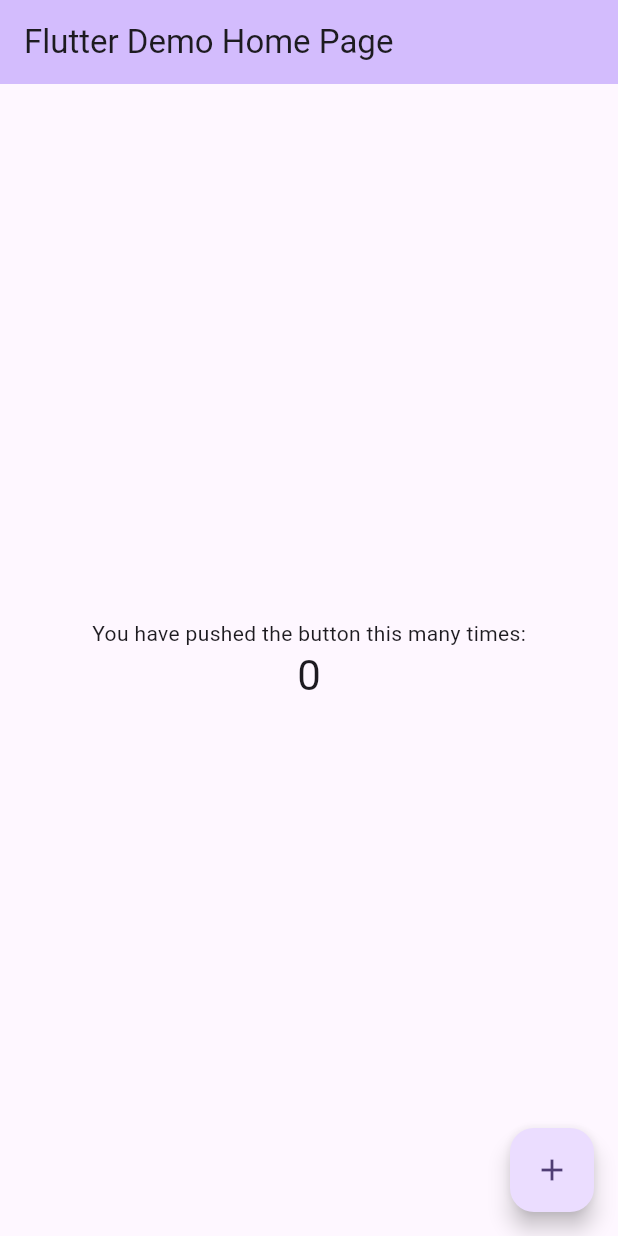
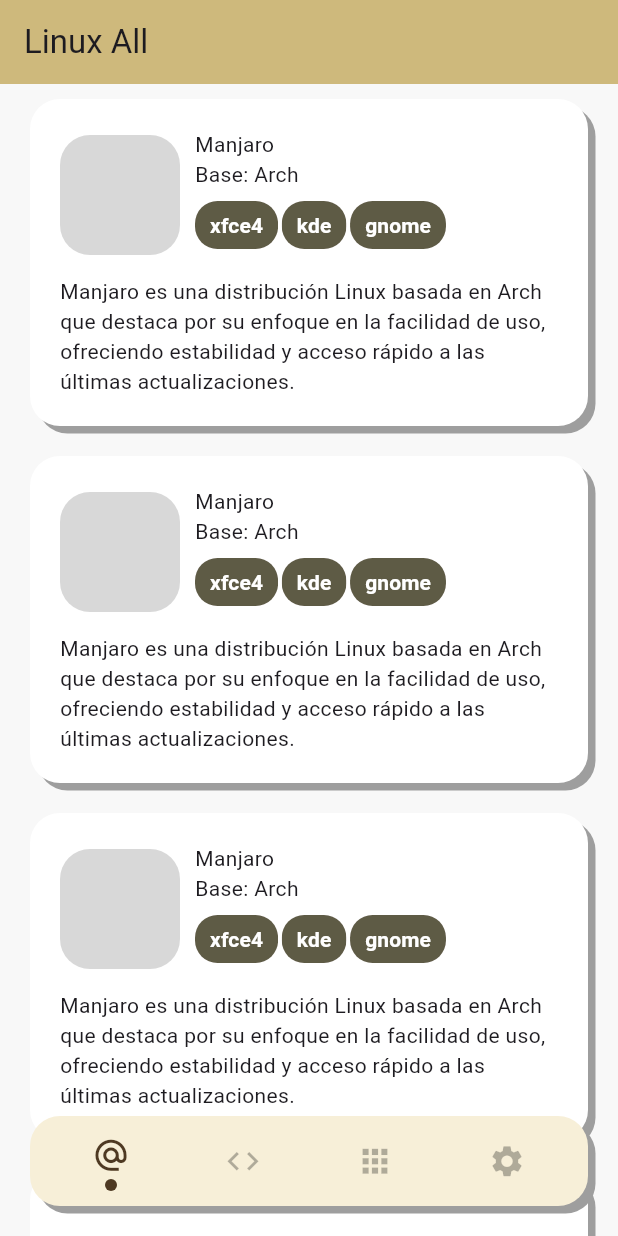
Before and after one commit to leider14/all-linux, a Flutter app: the screen it shows after launch, on a phone screen of 412 x 824 dp. Run offline on Flutter 3.47's test engine with Material 3 defaults, Android fonts, the phone set to English and light mode, and no system bars.

Commit message:
Card distro

```diff
--- /dev/null
+++ b/lib/home.dart
@@ -0,0 +1,40 @@
+
+
+import 'package:bloglinux/widgets/my_bottom_navigation_bar.dart';
+import 'package:bloglinux/widgets/my_card_distro_horizontal.dart';
+import 'package:flutter/material.dart';
+
+class MyHomePage extends StatefulWidget {
+  const MyHomePage({super.key});
+
+  @override
+  State<MyHomePage> createState() => _MyHomePageState();
+}
+
+class _MyHomePageState extends State<MyHomePage> {
+  @override
+  Widget build(BuildContext context) {
+    return Scaffold(
+      appBar: AppBar(
+        title: const Text("Linux All"),
+        backgroundColor: Color.fromARGB(255, 206, 185, 124)
+      ),
+      bottomNavigationBar:MyBottomNavigationBar(),
+      backgroundColor: const Color(0xffF8F8F8),
+      body: SingleChildScrollView(
+        child: Column(
+          children: [
+            MyCardHorizontal(),
+            MyCardHorizontal(),
+            MyCardHorizontal(),
+            MyCardHorizontal(),
+            MyCardHorizontal(),
+            MyCardHorizontal(),
+            MyCardHorizontal(),
+            MyCardHorizontal(),
+          ],
+        ),
+      ),
+    );
+  }
+}
--- a/lib/main.dart
+++ b/lib/main.dart
@@ -1,3 +1,4 @@
+import 'package:bloglinux/home.dart';
 import 'package:flutter/material.dart';
 
 void main() {
@@ -6,120 +7,15 @@ void main() {
 
 class MyApp extends StatelessWidget {
   const MyApp({super.key});
-
-  // This widget is the root of your application.
   @override
   Widget build(BuildContext context) {
     return MaterialApp(
-      title: 'Flutter Demo',
+      title: 'Linux All',
       theme: ThemeData(
-        // This is the theme of your application.
-        //
-        // TRY THIS: Try running your application with "flutter run". You'll see
-        // the application has a purple toolbar. Then, without quitting the app,
-        // try changing the seedColor in the colorScheme below to Colors.green
-        // and then invoke "hot reload" (save your changes or press the "hot
-        // reload" button in a Flutter-supported IDE, or press "r" if you used
-        // the command line to start the app).
-        //
-        // Notice that the counter didn't reset back to zero; the application
-        // state is not lost during the reload. To reset the state, use hot
-        // restart instead.
-        //
-        // This works for code too, not just values: Most code changes can be
-        // tested with just a hot reload.
         colorScheme: ColorScheme.fromSeed(seedColor: Colors.deepPurple),
         useMaterial3: true,
       ),
-      home: const MyHomePage(title: 'Flutter Demo Home Page'),
+      home: const MyHomePage(),
     );
   }
 }
-
-class MyHomePage extends StatefulWidget {
-  const MyHomePage({super.key, required this.title});
-
-  // This widget is the home page of your application. It is stateful, meaning
-  // that it has a State object (defined below) that contains fields that affect
-  // how it looks.
-
-  // This class is the configuration for the state. It holds the values (in this
-  // case the title) provided by the parent (in this case the App widget) and
-  // used by the build method of the State. Fields in a Widget subclass are
-  // always marked "final".
-
-  final String title;
-
-  @override
-  State<MyHomePage> createState() => _MyHomePageState();
-}
-
-class _MyHomePageState extends State<MyHomePage> {
-  int _counter = 0;
-
-  void _incrementCounter() {
-    setState(() {
-      // This call to setState tells the Flutter framework that something has
-      // changed in this State, which causes it to rerun the build method below
-      // so that the display can reflect the updated values. If we changed
-      // _counter without calling setState(), then the build method would not be
-      // called again, and so nothing would appear to happen.
-      _counter++;
-    });
-  }
-
-  @override
-  Widget build(BuildContext context) {
-    // This method is rerun every time setState is called, for instance as done
-    // by the _incrementCounter method above.
-    //
-    // The Flutter framework has been optimized to make rerunning build methods
-    // fast, so that you can just rebuild anything that needs updating rather
-    // than having to individually change instances of widgets.
-    return Scaffold(
-      appBar: AppBar(
-        // TRY THIS: Try changing the color here to a specific color (to
-        // Colors.amber, perhaps?) and trigger a hot reload to see the AppBar
-        // change color while the other colors stay the same.
-        backgroundColor: Theme.of(context).colorScheme.inversePrimary,
-        // Here we take the value from the MyHomePage object that was created by
-        // the App.build method, and use it to set our appbar title.
-        title: Text(widget.title),
-      ),
-      body: Center(
-        // Center is a layout widget. It takes a single child and positions it
-        // in the middle of the parent.
-        child: Column(
-          // Column is also a layout widget. It takes a list of children and
-          // arranges them vertically. By default, it sizes itself to fit its
-          // children horizontally, and tries to be as tall as its parent.
-          //
-          // Column has various properties to control how it sizes itself and
-          // how it positions its children. Here we use mainAxisAlignment to
-          // center the children vertically; the main axis here is the vertical
-          // axis because Columns are vertical (the cross axis would be
-          // horizontal).
-          //
-          // TRY THIS: Invoke "debug painting" (choose the "Toggle Debug Paint"
-          // action in the IDE, or press "p" in the console), to see the
-          // wireframe for each widget.
-          mainAxisAlignment: MainAxisAlignment.center,
-          children: <Widget>[
-            const Text(
-              'You have pushed the button this many times:',
-            ),
-            Text(
-              '$_counter',
-              style: Theme.of(context).textTheme.headlineMedium,
-            ),
-          ],
-        ),
-      ),
-      floatingActionButton: FloatingActionButton(
-        onPressed: _incrementCounter,
-        tooltip: 'Increment',
-        child: const Icon(Icons.add),
-      ), // This trailing comma makes auto-formatting nicer for build methods.
-    );
-  }
-}
--- /dev/null
+++ b/lib/widgets/my_bottom_navigation_bar.dart
@@ -0,0 +1,74 @@
+import 'package:flutter/material.dart';
+
+class MyBottomNavigationBar extends StatefulWidget {
+  const MyBottomNavigationBar({super.key});
+
+  @override
+  State<MyBottomNavigationBar> createState() => _MyBottomNavigationBarState();
+}
+
+class _MyBottomNavigationBarState extends State<MyBottomNavigationBar> {
+
+  int position = 0;
+
+  Widget iconBar(bool enable, IconData icono, int index){
+    return InkWell(
+      onTap: () {
+        setState(() {
+          position = index;
+        });
+      },
+      child: SizedBox(
+        //color: Color.fromARGB(146, 89, 82, 19),
+        width: 40,
+        height: 40,
+        child: Column(
+          children: [
+            Spacer(),
+            Icon(
+              icono,
+              size: 25,
+              color: enable ? Color.fromARGB(255, 78, 57, 34) : const Color.fromARGB(74, 0, 0, 0),
+            ),
+            Spacer(),
+            CircleAvatar(
+              backgroundColor:enable ? Color.fromARGB(255, 78, 57, 34)  : Colors.black,
+              radius: enable ? 4 :0,
+            )
+          ],
+        ),
+      ),
+    );
+  }
+
+
+  @override
+  Widget build(BuildContext context) {
+    return  Container(
+      margin: const EdgeInsets.fromLTRB(20,0,20,20),
+      padding: const EdgeInsets.all(10),
+      decoration: BoxDecoration(
+        borderRadius: BorderRadius.circular(20),
+        color:Color.fromARGB(255, 247, 239, 216),
+        boxShadow: const [
+          BoxShadow(
+            color: Colors.grey,
+            offset: Offset(5,5),
+            blurStyle: BlurStyle.inner
+          )
+        ]
+      ),
+      child: Row(
+        mainAxisAlignment: MainAxisAlignment.spaceAround,
+        children: [
+          iconBar(position == 0, Icons.alternate_email_sharp,0),
+          iconBar(position == 1, Icons.code,1),
+          iconBar(position == 2, Icons.apps_rounded,2),
+          iconBar(position == 3, Icons.settings,3),
+
+
+        ],
+      ),
+    );
+  }
+}
--- /dev/null
+++ b/lib/widgets/my_card_distro_horizontal.dart
@@ -0,0 +1,83 @@
+import 'package:bloglinux/widgets/my_chips_desktop.dart';
+import 'package:flutter/material.dart';
+
+class MyCardHorizontal extends StatefulWidget {
+  const MyCardHorizontal({super.key});
+
+  @override
+  State<MyCardHorizontal> createState() => _MyCardHorizontalState();
+}
+
+class _MyCardHorizontalState extends State<MyCardHorizontal> {
+  @override
+  Widget build(BuildContext context) {
+    return Padding(
+      padding: const EdgeInsets.symmetric(
+        horizontal: 20,
+        vertical: 10
+      ),
+      child: InkWell(
+        borderRadius: BorderRadius.circular(20),
+        onTap: () {},
+        child:Ink(
+          padding: const EdgeInsets.all(10),
+          decoration: BoxDecoration(
+            borderRadius: BorderRadius.circular(20),
+            color: Colors.white,
+            boxShadow: const [
+              BoxShadow(
+                color: Colors.grey,
+                offset: Offset(5,5),
+                blurStyle: BlurStyle.inner
+              )
+            ]
+          ),
+          child: Padding(
+            padding: const EdgeInsets.all(10),
+            child: Column(
+              children: [
+                Row(
+                  children: [
+                    //TODO sacar la imagen de logo a una funcion, porque le falta la carga
+                    Container(
+                      height: 80,
+                      width: 80,
+                      decoration: BoxDecoration(
+                        borderRadius: BorderRadius.circular(20),
+                        color: const Color.fromARGB(255, 216, 216, 216)
+                      ),
+                    ),
+                    const SizedBox(width: 10,),
+                    Expanded(
+                      child:
+                        Column(
+                          crossAxisAlignment: CrossAxisAlignment.start,
+                          mainAxisAlignment: MainAxisAlignment.center,
+                          children: [
+                            Text("Manjaro"),
+                            Text("Base: Arch"),
+                            SingleChildScrollView(
+                              scrollDirection: Axis.horizontal,
+                              child:
+                                Row(children: [
+                                  MyChipsDesktop.xfce4,
+                                  MyChipsDesktop.kde,
+                                  MyChipsDesktop.gnome,
+                                ],
+                              )
+                            )
+                          ],
+                        )
+                    ),
+                  ],
+                ),
+                SizedBox(height: 10,),
+                Text("Manjaro es una distribución Linux basada en Arch que destaca por su enfoque en la facilidad de uso, ofreciendo estabilidad y acceso rápido a las últimas actualizaciones.")
+              ],
+            ),
+          ),
+        )
+      ),
+    );
+  }
+}
--- /dev/null
+++ b/lib/widgets/my_chips_desktop.dart
@@ -0,0 +1,29 @@
+import 'package:flutter/material.dart';
+
+class MyChipsDesktop {
+
+  static Widget xfce4 = _chip(name: "xfce4", );
+  static Widget kde = _chip(name: "kde",);
+  static Widget gnome = _chip(name: "gnome",);
+
+  static Widget _chip({required String name}
+  ){
+    return Chip(
+      side: BorderSide.none,
+      shape: RoundedRectangleBorder(
+        borderRadius: BorderRadius.circular(15),
+      ),
+
+      backgroundColor: const Color.fromARGB(255, 94, 91, 69),
+      padding: const EdgeInsets.symmetric(
+        horizontal: 2,
+        vertical: 0
+      ),
+      label: Text(name,style: const TextStyle(
+        fontWeight: FontWeight.bold,
+        color: Colors.white
+      ),)
+    );
+  }
+
+}
```
